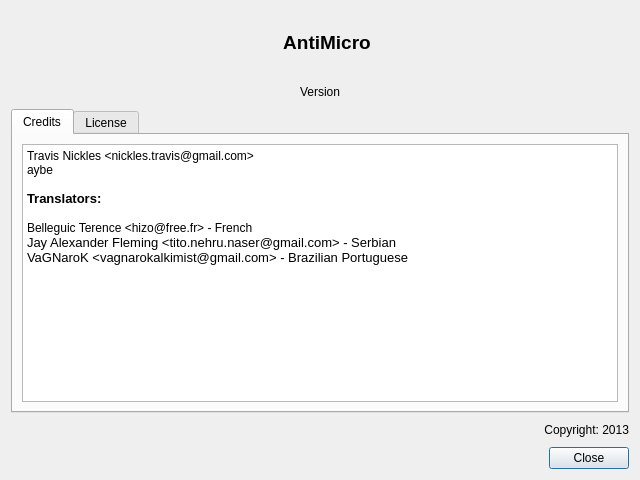
AntiMicroX/antimicrox, file src/aboutdialog.ui: the form before one commit.
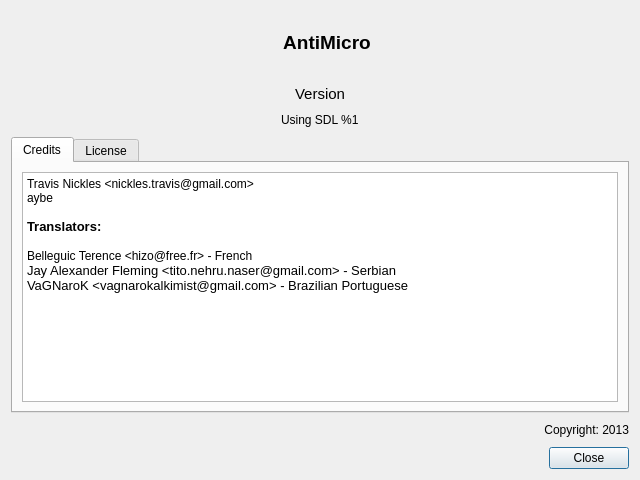
The form after the commit. Icons and pictures are not drawn.

Commit message: Source can be built using SDL 2.0 along with SDL 1.2. Resolves issue #36.

```diff
--- a/src/aboutdialog.ui
+++ b/src/aboutdialog.ui
@@ -95,6 +95,11 @@
        <verstretch>0</verstretch>
       </sizepolicy>
      </property>
+     <property name="font">
+      <font>
+       <pointsize>11</pointsize>
+      </font>
+     </property>
      <property name="text">
       <string>Version</string>
      </property>
@@ -103,6 +108,13 @@
      </property>
     </widget>
    </item>
+   <item alignment="Qt::AlignHCenter">
+    <widget class="QLabel" name="sdlVersionLabel">
+     <property name="text">
+      <string>Using SDL %1</string>
+     </property>
+    </widget>
+   </item>
    <item>
     <widget class="QTabWidget" name="tabWidget">
      <property name="currentIndex">
```
The commit also changes 11 other files.
